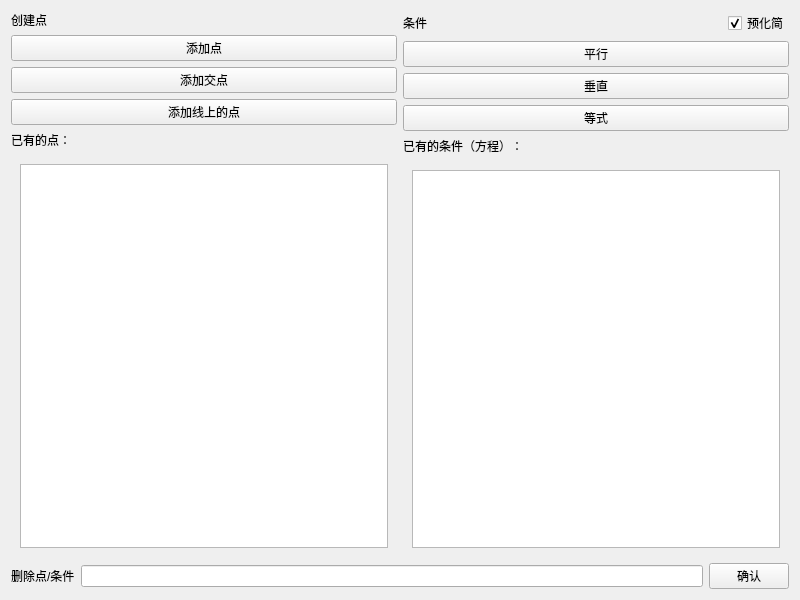
Old version of the form interfaces/ui_add.ui in the repository ElectroUnity/GeometryCalculator_0.
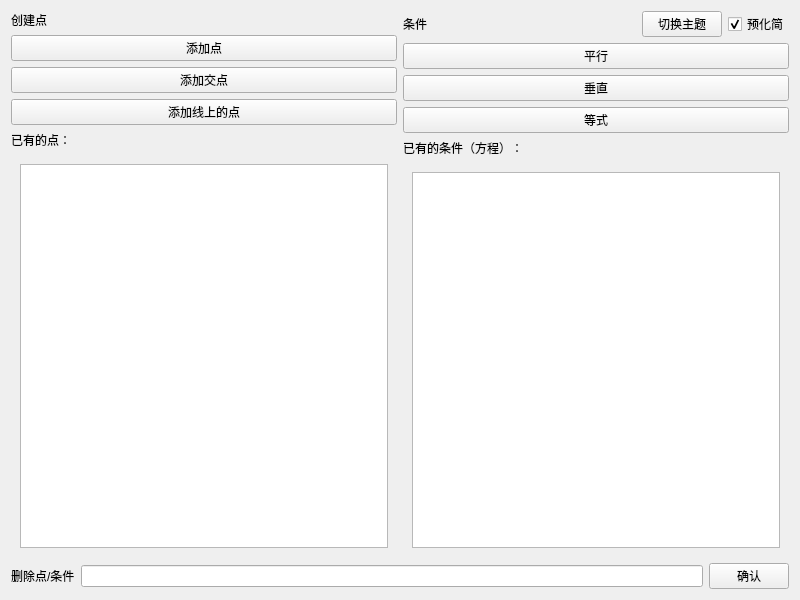
New version of the form. Custom widgets are drawn as their Qt base class.

Commit message: 增加深色主题以及主题切换按钮

```diff
--- a/interfaces/ui_add.ui
+++ b/interfaces/ui_add.ui
@@ -64,6 +64,13 @@
    </item>
    <item row="0" column="1">
     <layout class="QGridLayout" name="gridLayout_4">
+     <item row="4" column="0" colspan="4">
+      <widget class="SubtitleLabel" name="SubtitleLabel_2">
+       <property name="text">
+        <string>已有的条件（方程）：</string>
+       </property>
+      </widget>
+     </item>
      <item row="0" column="0">
       <widget class="TitleLabel" name="TitleLabel_2">
        <property name="text">
@@ -71,6 +78,22 @@
        </property>
       </widget>
      </item>
+     <item row="3" column="0" colspan="4">
+      <widget class="PushButton" name="PushButton_eq">
+       <property name="text">
+        <string>等式</string>
+       </property>
+      </widget>
+     </item>
+     <item row="5" column="0" colspan="4">
+      <widget class="CardWidget" name="CardWidget_2">
+       <layout class="QGridLayout" name="gridLayout_3">
+        <item row="0" column="0">
+         <widget class="TableWidget" name="ListWidget_conditions"/>
+        </item>
+       </layout>
+      </widget>
+     </item>
      <item row="0" column="1">
       <spacer name="horizontalSpacer">
        <property name="orientation">
@@ -84,44 +107,21 @@
        </property>
       </spacer>
      </item>
-     <item row="1" column="0" colspan="3">
-      <widget class="PushButton" name="PushButton_parallel">
-       <property name="text">
-        <string>平行</string>
-       </property>
-      </widget>
-     </item>
-     <item row="2" column="0" colspan="3">
+     <item row="2" column="0" colspan="4">
       <widget class="PushButton" name="PushButton_vertical">
        <property name="text">
         <string>垂直</string>
        </property>
       </widget>
      </item>
-     <item row="3" column="0" colspan="3">
-      <widget class="PushButton" name="PushButton_eq">
+     <item row="1" column="0" colspan="4">
+      <widget class="PushButton" name="PushButton_parallel">
        <property name="text">
-        <string>等式</string>
+        <string>平行</string>
        </property>
       </widget>
      </item>
-     <item row="4" column="0" colspan="3">
-      <widget class="SubtitleLabel" name="SubtitleLabel_2">
-       <property name="text">
-        <string>已有的条件（方程）：</string>
-       </property>
-      </widget>
-     </item>
-     <item row="5" column="0" colspan="3">
-      <widget class="CardWidget" name="CardWidget_2">
-       <layout class="QGridLayout" name="gridLayout_3">
-        <item row="0" column="0">
-         <widget class="TableWidget" name="ListWidget_conditions"/>
-        </item>
-       </layout>
-      </widget>
-     </item>
-     <item row="0" column="2">
+     <item row="0" column="3">
       <widget class="CheckBox" name="CheckBox_pre_simplify">
        <property name="text">
         <string>预化简</string>
@@ -131,6 +131,13 @@
        </property>
       </widget>
      </item>
+     <item row="0" column="2">
+      <widget class="TransparentPushButton" name="Theme_toggle">
+       <property name="text">
+        <string>切换主题</string>
+       </property>
+      </widget>
+     </item>
     </layout>
    </item>
    <item row="1" column="0" colspan="2">
@@ -500,6 +507,11 @@
    <extends>QTableWidget</extends>
    <header>qfluentwidgets</header>
   </customwidget>
+  <customwidget>
+   <class>TransparentPushButton</class>
+   <extends>QPushButton</extends>
+   <header>qfluentwidgets</header>
+  </customwidget>
  </customwidgets>
  <resources/>
  <connections/>
```
The commit also changes 3 other files.
